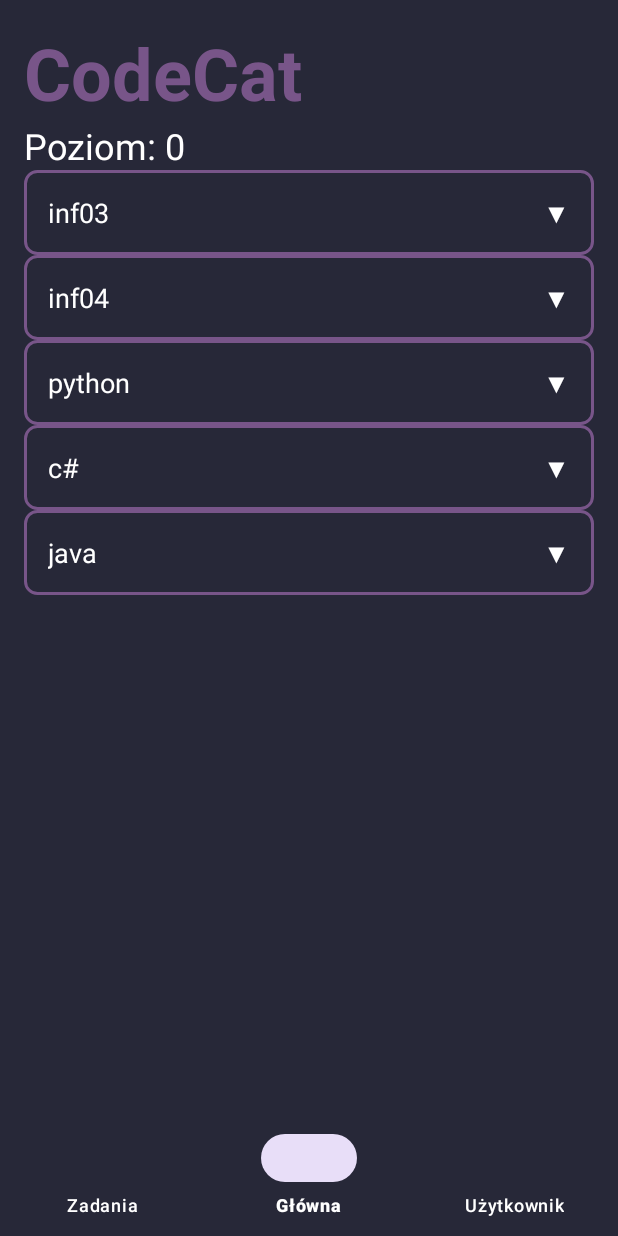
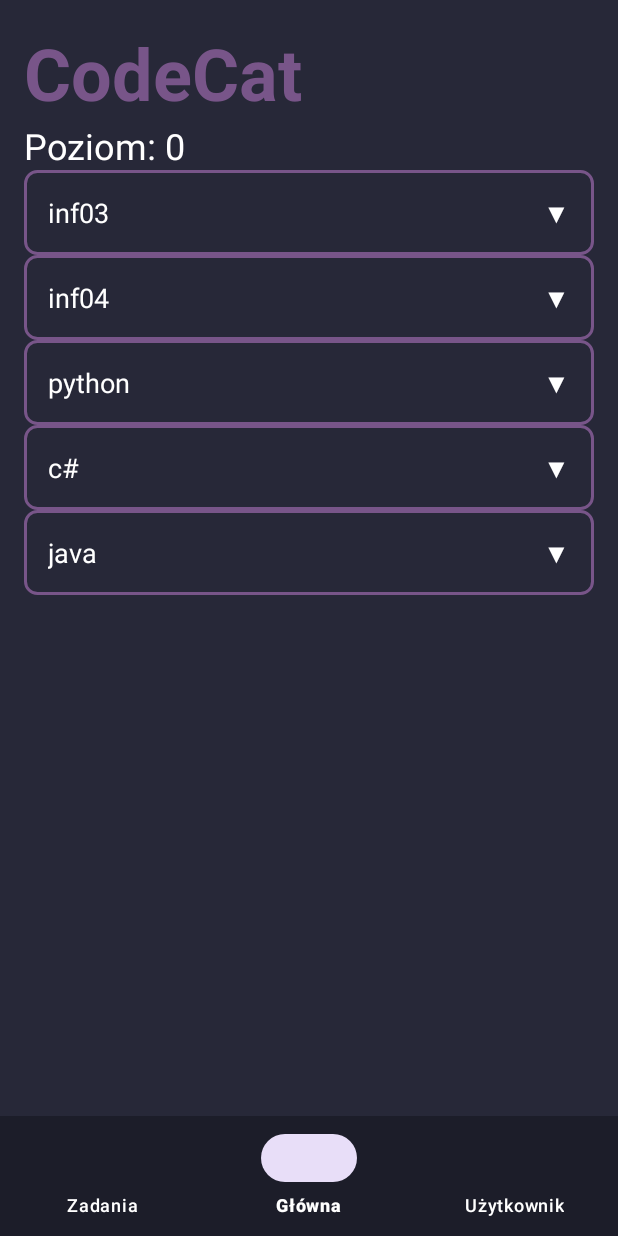
Before and after one commit to Mario776612/ProjektUnKasa, an Android app: the screen it shows after launch (MainActivity), on a phone screen of 412 x 824 dp. Run offline under Robolectric (Android 15) with nearby library versions, the phone set to English and light mode, and no system bars.

Commit message:
fajny kolorek

```diff
--- a/app/src/main/res/layout/activity_main.xml
+++ b/app/src/main/res/layout/activity_main.xml
@@ -14,7 +14,7 @@
         android:id="@+id/bottom_navigation"
         android:layout_width="match_parent"
         android:layout_height="wrap_content"
-        android:background="#272838"
+        android:background="#1c1d29"
         app:labelVisibilityMode="labeled"
         app:itemTextColor="@color/white"
         app:menu="@menu/menu" />
```
